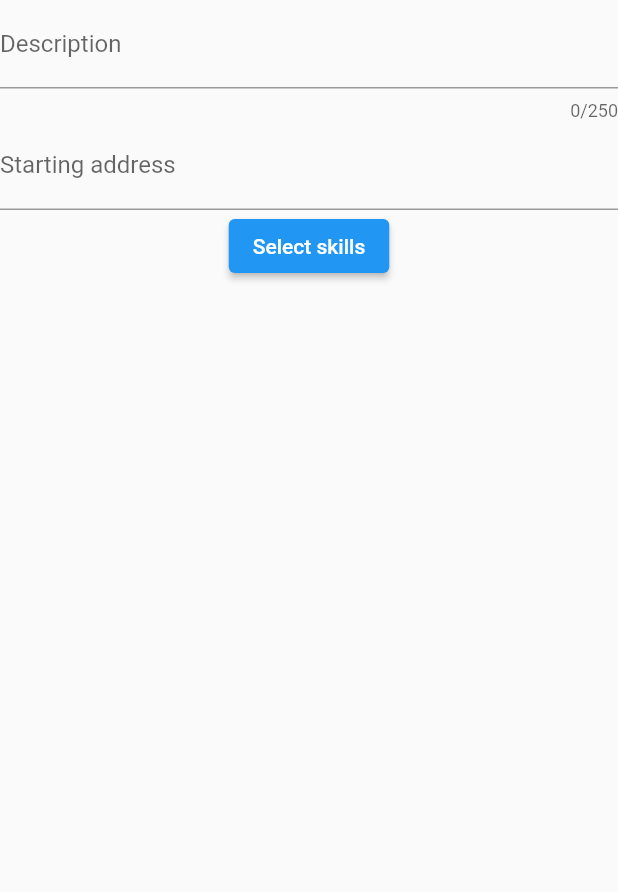
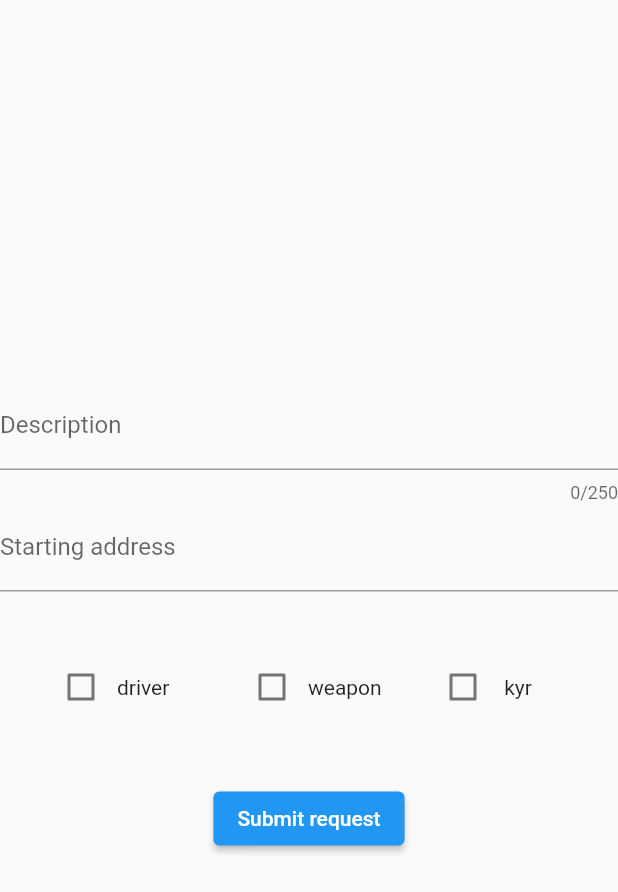
Before and after one commit to dashkata/ChechnyaStoneLifters, a Flutter app: the screen it shows after launch, on a phone screen of 412 x 824 dp. Shown: the top 892 px of the screen. Run offline on Flutter 3.47's test engine with Material 2 defaults, Android fonts, the phone set to English and light mode, and no system bars; our stand-ins replace dio, get_it.

Commit message:
Added a gesture detector and started to work on the create request screen

```diff
--- a/lib/presentation/screens/create_request/create_request.dart
+++ b/lib/presentation/screens/create_request/create_request.dart
@@ -1,5 +1,6 @@
 import 'package:checheneca/presentation/screens/create_request/create_request_vm.dart';
 import 'package:checheneca/presentation/widgets/custom_text_field.dart';
+import 'package:checheneca/presentation/widgets/unfocus_detector.dart';
 import 'package:flutter/material.dart';
 import 'package:provider/provider.dart';
 
@@ -8,10 +9,14 @@ class CreateRequestScreen extends StatelessWidget {
 
   @override
   Widget build(BuildContext context) {
-    return SafeArea(
+    List<String> skills = ['driver', 'weapon'];
+    List<bool> skillsValue = [true, false];
+    return UnfocusDetector(
+      child: SafeArea(
         child: Scaffold(
           body: Consumer<CreateRequestViewModel>(
             builder: (context, viewModel, child) => Column(
+              mainAxisAlignment: MainAxisAlignment.center,
               children: [
                 CustomTextField(
                   label: 'Description',
@@ -22,19 +27,44 @@ class CreateRequestScreen extends StatelessWidget {
                   label: 'Starting address',
                   controller: viewModel.descriptionController,
                 ),
+                GridView(
+                  shrinkWrap: true,
+                  padding: const EdgeInsets.only(
+                    left: 30,
+                    // top: 100,
+                  ),
+                  gridDelegate: const SliverGridDelegateWithFixedCrossAxisCount(
+                    crossAxisCount: 3,
+                  ),
+                  children: List.generate(
+                    viewModel.skillsCheck.length,
+                    (index) => Row(
+                      children: [
+                        Checkbox(
+                          value: viewModel.skillsCheck.values.elementAt(index),
+                          onChanged: (value) => viewModel.changeCheckbox(
+                            index,
+                            value!,
+                          ),
+                        ),
+                        Text(
+                          viewModel.skillsCheck.keys.elementAt(index),
+                        ),
+                      ],
+                    ),
+                  ),
+                ),
                 ElevatedButton(
-                onPressed: () => showModalBottomSheet(
-                  context: context,
-                  builder: (_) => Container(),
-                ),
+                  onPressed: () async => await viewModel.submitRequest(),
                   child: const Text(
-                  'Select skills',
+                    'Submit request',
                   ),
                 ),
               ],
             ),
           ),
         ),
+      ),
     );
   }
 }
--- a/lib/presentation/screens/create_request/create_request_vm.dart
+++ b/lib/presentation/screens/create_request/create_request_vm.dart
@@ -2,6 +2,26 @@ import 'package:flutter/cupertino.dart';
 
 class CreateRequestViewModel extends ChangeNotifier {
   final TextEditingController descriptionController = TextEditingController();
-  final TextEditingController startingAddressController = TextEditingController();
-  Future<void> init() async {}
+  final TextEditingController startingAddressController =
+      TextEditingController();
+  final List<bool> checkBoxList = [];
+  List<String> skills = ['driver', 'weapon', ' kyr'];
+  Map<String, bool> skillsCheck = {};
+
+  Future<void> init() async {
+    for (final skill in skills) {
+      skillsCheck[skill] = false;
+    }
+  }
+
+  void changeCheckbox(int index, bool newValue) {
+    skillsCheck.update(skillsCheck.keys.elementAt(index), (value) => newValue);
+    notifyListeners();
+  }
+
+  Future<void> submitRequest() async {
+
+    // skillsCheck.map((key, value) => )
+
+  }
 }
--- /dev/null
+++ b/lib/presentation/widgets/unfocus_detector.dart
@@ -0,0 +1,12 @@
+import 'package:flutter/material.dart';
+
+class UnfocusDetector extends StatelessWidget {
+  const UnfocusDetector({Key? key, required this.child}) : super(key: key);
+  final Widget child;
+
+  @override
+  Widget build(BuildContext context) => GestureDetector(
+        onTap: () => FocusScope.of(context).unfocus(),
+        child: child,
+      );
+}
```
Lines whose indentation alone changed are shown as unchanged.
